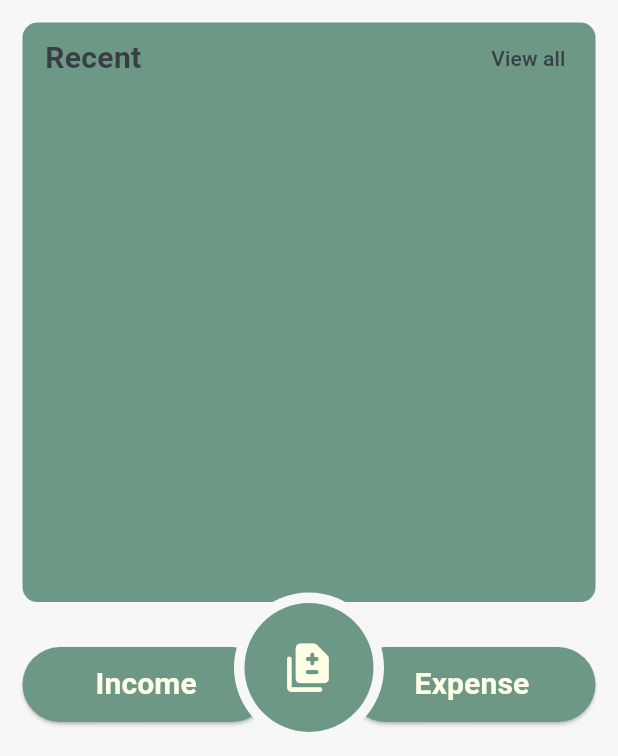
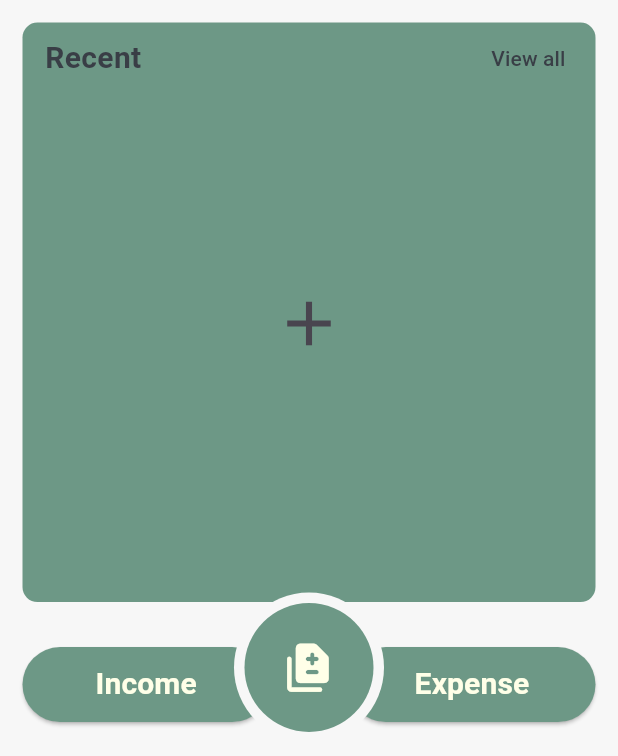
Before and after one commit to muhd-nish4d/Money-management, a Flutter app: the screen it shows after launch, on a phone screen of 412 x 824 dp, the part 480-1236 px from its top. Run offline on Flutter 3.47's test engine with Material 2 defaults, Android fonts, the phone set to English and light mode, and no system bars; our stand-ins replace flutter_slidable, fluttertoast, hive_flutter, pie_chart; accounts and stored records are empty.

Commit message:
After seocnd week, added transaction function.crud

```diff
--- a/lib/color/color.dart
+++ b/lib/color/color.dart
@@ -1,16 +1,16 @@
 import 'package:flutter/material.dart';
 
 // final darkBlue = Color.fromARGB(255, 14, 31, 51);
-final Color rose = Color.fromARGB(255, 255, 212, 212);
-final Color greyWhite = Color.fromARGB(255, 255, 255, 232);
-final Color green = Color.fromARGB(255, 205, 233, 144);
-final Color darkGreeno = Color.fromARGB(255, 109, 152, 134);
+const Color rose = Color.fromARGB(255, 255, 212, 212);
+const Color greyWhite = Color.fromARGB(255, 255, 255, 232);
+const Color green = Color.fromARGB(255, 205, 233, 144);
+const Color darkGreeno = Color.fromARGB(255, 109, 152, 134);
 // rgb(109, 152, 134)
 
-final Color red = Color.fromARGB(255, 230, 72, 72);
-final Color darkRed = Color.fromARGB(255, 194, 16, 16);
+const Color red = Color.fromARGB(255, 230, 72, 72);
+const Color darkRed = Color.fromARGB(255, 194, 16, 16);
 
-final Color greyd = Color.fromARGB(255, 57, 62, 70);
+const Color greyd = Color.fromARGB(255, 57, 62, 70);
 
 //rose = rgb(255, 212, 212)
 //white = rgb(255, 255, 232)
--- a/lib/screens/category_screens/expense_screen.dart
+++ b/lib/screens/category_screens/expense_screen.dart
@@ -23,7 +23,7 @@ class ScreenExpense extends StatelessWidget {
               final expense = expenseList[index];
               return SizedBox(
                 child: ElevatedButton(
-                  style: ElevatedButton.styleFrom(backgroundColor: Color.fromARGB(255, 206, 164, 52),
+                  style: ElevatedButton.styleFrom(backgroundColor: const Color.fromARGB(255, 206, 164, 52),
                   shape: RoundedRectangleBorder(borderRadius: BorderRadius.circular(15))
                   ),
                   onPressed: (){},
--- a/lib/screens/category_screens/income_screen.dart
+++ b/lib/screens/category_screens/income_screen.dart
@@ -23,7 +23,7 @@ class ScreenIncome extends StatelessWidget {
               final income = incomeList[index];
               return SizedBox(
                 child: ElevatedButton(
-                  style: ElevatedButton.styleFrom(backgroundColor: Color.fromARGB(255, 206, 164, 52),
+                  style: ElevatedButton.styleFrom(backgroundColor: const Color.fromARGB(255, 206, 164, 52),
                   shape: RoundedRectangleBorder(borderRadius: BorderRadius.circular(15))
                   ),
                   onPressed: (){},
--- a/lib/screens/chart_screens/circle_chart.dart
+++ b/lib/screens/chart_screens/circle_chart.dart
@@ -25,6 +25,9 @@ class _ScreenCircleChartState extends State<ScreenCircleChart> {
       body: pages[currentSelectedIndex],
       backgroundColor: const Color.fromARGB(255, 18, 41, 72),
       appBar: AppBar(
+        iconTheme: const IconThemeData(color: Colors.amber),
+        title: const Text('Observe',style: TextStyle(color: Colors.amber),),
+        centerTitle: true,
         backgroundColor: const Color.fromARGB(255, 14, 31, 51),
       ),
       bottomNavigationBar: BottomNavigationBar(
--- a/lib/screens/chart_screens/expense_chart.dart
+++ b/lib/screens/chart_screens/expense_chart.dart
@@ -22,7 +22,7 @@ class _ScreenExpenseChartState extends State<ScreenExpenseChart> {
   Widget build(BuildContext context) {
     return PieChart(
       // centerTextStyle: TextStyle(color: Colors.white),
-        colorList:const [
+      colorList: const [
         Color.fromARGB(255, 206, 164, 52),
         Color.fromARGB(255, 175, 141, 46),
         Color.fromARGB(255, 170, 149, 91),
@@ -34,7 +34,11 @@ class _ScreenExpenseChartState extends State<ScreenExpenseChart> {
       ],
       // animationDuration: Duration(seconds: 1),
       dataMap: expensData,
+
       chartValuesOptions: const ChartValuesOptions(
+        showChartValuesInPercentage: true,
+        chartValueStyle: TextStyle(
+            fontSize: 15, color: Colors.black, fontWeight: FontWeight.bold),
         showChartValueBackground: false,
       ),
     );
--- a/lib/screens/chart_screens/full_chart.dart
+++ b/lib/screens/chart_screens/full_chart.dart
@@ -20,14 +20,16 @@ class _ScreenFullChartState extends State<ScreenFullChart> {
       // centerTextStyle: TextStyle(color: Colors.white),
 
       // animationDuration: Duration(seconds: 1),
-        colorList:const [
+      colorList: const [
         Color.fromARGB(255, 206, 164, 52),
         Color.fromARGB(255, 255, 231, 167),
       ],
       dataMap: dataMap,
       chartValuesOptions: const ChartValuesOptions(
           showChartValueBackground: false,
-        ),
+          chartValueStyle: TextStyle(
+              fontSize: 15, color: Colors.black, fontWeight: FontWeight.bold),
+          showChartValuesInPercentage: true),
     );
   }
 }
--- a/lib/screens/chart_screens/income_chart.dart
+++ b/lib/screens/chart_screens/income_chart.dart
@@ -21,7 +21,7 @@ class _ScreenIncomeChartState extends State<ScreenIncomeChart> {
   @override
   Widget build(BuildContext context) {
     return PieChart(
-      colorList:const [
+      colorList: const [
         Color.fromARGB(255, 206, 164, 52),
         Color.fromARGB(255, 175, 141, 46),
         Color.fromARGB(255, 170, 149, 91),
@@ -36,6 +36,9 @@ class _ScreenIncomeChartState extends State<ScreenIncomeChart> {
       dataMap: incomeData,
       chartValuesOptions: const ChartValuesOptions(
         showChartValueBackground: false,
+        showChartValuesInPercentage: true,
+        chartValueStyle: TextStyle(
+            fontSize: 15, color: Colors.black, fontWeight: FontWeight.bold),
       ),
     );
   }
--- a/lib/screens/edit_screen.dart
+++ b/lib/screens/edit_screen.dart
@@ -255,7 +255,7 @@ class _ScreenEditState extends State<ScreenEdit> {
                             .toString()
                             .replaceRange(10, null, ''),
                         style:
-                            TextStyle(color: Color.fromARGB(255, 206, 164, 52)),
+                            const TextStyle(color: Color.fromARGB(255, 206, 164, 52)),
                       ),
                       style: OutlinedButton.styleFrom(
                           shape: RoundedRectangleBorder(
@@ -321,11 +321,11 @@ class _ScreenEditState extends State<ScreenEdit> {
         ),
       ),
       floatingActionButton: FloatingActionButton(
-        backgroundColor: Color.fromARGB(255, 14, 31, 51),
+        backgroundColor: const Color.fromARGB(255, 14, 31, 51),
           onPressed: () {
             editTransaction();
           },
-          child: Icon(
+          child: const Icon(
             Icons.thumb_up_alt,
             color: Color.fromARGB(255, 206, 164, 52),
           )),
--- a/lib/screens/home_screen.dart
+++ b/lib/screens/home_screen.dart
@@ -16,12 +16,12 @@ class ScreenHome extends StatelessWidget {
 
   @override
   Widget build(BuildContext context) {
-    TransactionDB.instance.refreshTransUI();
+    // TransactionDB.instance.refreshTransUI();
     return Scaffold(
       //rgb(247, 247, 247)
       backgroundColor: const Color.fromARGB(255, 247, 247, 247),
       appBar: PreferredSize(
-          preferredSize: Size.fromHeight(55),
+          preferredSize: const Size.fromHeight(55),
           child: WidgetAppBar(title: 'Money Tracker')),
       drawer: const Drawer(
         shape: RoundedRectangleBorder(
@@ -47,12 +47,12 @@ class ScreenHome extends StatelessWidget {
                           borderRadius: BorderRadius.circular(10),
                           //rgb(57, 62, 70)
                           //rgb(109, 152, 134)
-                          color: Color.fromARGB(255, 109, 152, 134)),
+                          color: const Color.fromARGB(255, 109, 152, 134)),
                       child: Column(
                         mainAxisAlignment: MainAxisAlignment.spaceAround,
                         children: [
                           Column(
-                            children: [
+                            children:const [
                                Text(
                                 'Total',
                                 style: TextStyle(
@@ -78,7 +78,7 @@ class ScreenHome extends StatelessWidget {
                                 crossAxisAlignment: CrossAxisAlignment.center,
                                 children: [
                                   Row(
-                                    children: [
+                                    children:const [
                                        Icon(Icons.arrow_upward_rounded,
                                           color: greyd),
                                        Text(
@@ -90,7 +90,7 @@ class ScreenHome extends StatelessWidget {
                                       ),
                                     ],
                                   ),
-                                  Text(
+                                  const Text(
                                     '₹999.0',
                                     style: TextStyle(
                                         color: greyd,
@@ -104,7 +104,7 @@ class ScreenHome extends StatelessWidget {
                                 crossAxisAlignment: CrossAxisAlignment.center,
                                 children: [
                                   Row(
-                                    children: [
+                                    children:const [
                                        Icon(Icons.arrow_downward_rounded,
                                           color: greyd),
                                        Text(
@@ -116,7 +116,7 @@ class ScreenHome extends StatelessWidget {
                                       ),
                                     ],
                                   ),
-                                  Text(
+                                  const Text(
                                     '₹999.0',
                                     style: TextStyle(
                                         color: greyd,
@@ -131,7 +131,8 @@ class ScreenHome extends StatelessWidget {
                                       shape: RoundedRectangleBorder(
                                           borderRadius:
                                               BorderRadius.circular(25)),
-                                      backgroundColor: const Color.fromARGB(255, 255, 255, 232)),
+                                      backgroundColor: const Color.fromARGB(
+                                          255, 255, 255, 232)),
                                   onPressed: () {
                                     Navigator.of(context).push(
                                         MaterialPageRoute(
@@ -142,10 +143,10 @@ class ScreenHome extends StatelessWidget {
                                     padding:
                                         const EdgeInsets.symmetric(vertical: 9),
                                     child: Column(
-                                      children: [
+                                      children:const [
                                          Icon(Icons.analytics_rounded,
                                             color: greyd),
-                                        const SizedBox(),
+                                         SizedBox(),
                                          Text(
                                           'Observe',
                                           style: TextStyle(
@@ -219,7 +220,7 @@ class ScreenHome extends StatelessWidget {
                                 mainAxisAlignment:
                                     MainAxisAlignment.spaceBetween,
                                 children: [
-                                  Text(
+                                  const Text(
                                     'Recent',
                                     style: TextStyle(
                                         color: greyd,
@@ -234,7 +235,7 @@ class ScreenHome extends StatelessWidget {
                                           // useRootNavigator: false
                                         );
                                       },
-                                      child: Text(
+                                      child: const Text(
                                         'View all',
                                         style: TextStyle(color: greyd),
                                       ))
@@ -252,8 +253,15 @@ class ScreenHome extends StatelessWidget {
                                   valueListenable: TransactionDB
                                       .instance.transactionListNotifier,
                                   builder: (context, value, child) {
-                                      return GridView.builder(
+                                    return
+                                     TransactionDB
+                                      .instance.transactionListNotifier.value.isEmpty?
+                                      IconButton(onPressed: (){
+                                        Navigator.of(context).push(MaterialPageRoute(builder: (ctx) => const ScreenAddTransBtn()));
+                                      }, icon: const Icon(Icons.add,size: 50,)):
+                                    GridView.builder(
                                       // primary: true,
+                                      physics: const NeverScrollableScrollPhysics(),
                                       gridDelegate:
                                           const SliverGridDelegateWithFixedCrossAxisCount(
                                         crossAxisCount: 2,
@@ -261,6 +269,7 @@ class ScreenHome extends StatelessWidget {
                                         crossAxisSpacing: 40,
                                         mainAxisSpacing: 20,
                                       ),
+
                                       itemBuilder: (context, index) {
                                         final newValue = value[index];
                                         final transObj = TransactionModel(
@@ -275,12 +284,12 @@ class ScreenHome extends StatelessWidget {
                                           transObj: transObj,
                                         );
                                       },
-                                        itemCount: value.length <= 3
-                                            ? value.length
-                                            : 4,
+                                      itemCount:
+                                          value.length <= 3 ? value.length : 4,
                                     );
                                   },
-                                  )),
+                                ),
+                              ),
                             ),
                           ],
                         ),
@@ -300,9 +309,9 @@ class ScreenHome extends StatelessWidget {
                                     const Color.fromARGB(255, 109, 152, 134)),
                             onPressed: () {
                               Navigator.of(context).push(MaterialPageRoute(
-                                  builder: (ctx) => ScreenAddTransBtn()));
+                                  builder: (ctx) => const ScreenAddTransBtn()));
                             },
-                            child: Text(
+                            child: const Text(
                               'Income',
                               style: TextStyle(
                                   color: greyWhite,
@@ -316,13 +325,13 @@ class ScreenHome extends StatelessWidget {
                         child: ElevatedButton(
                             style: ElevatedButton.styleFrom(
                               backgroundColor:
-                                  Color.fromARGB(255, 109, 152, 134),
+                                  const Color.fromARGB(255, 109, 152, 134),
                             ),
                             onPressed: () {
                               Navigator.of(context).push(MaterialPageRoute(
-                                  builder: (ctx) => ScreenAddTransBtn()));
+                                  builder: (ctx) => const ScreenAddTransBtn()));
                             },
-                            child: Text('Expense',
+                            child: const Text('Expense',
                                 style: TextStyle(
                                     color: greyWhite,
                                     fontSize: 20,
@@ -338,7 +347,7 @@ class ScreenHome extends StatelessWidget {
               child: Align(
                 alignment: Alignment.bottomCenter,
                 child: CircleAvatar(
-                  backgroundColor: const Color.fromARGB(255, 247, 247, 247) ,
+                  backgroundColor: const Color.fromARGB(255, 247, 247, 247),
                   radius: 50,
                   child: CircleAvatar(
                       radius: 43,
@@ -349,7 +358,7 @@ class ScreenHome extends StatelessWidget {
                             builder: (ctx) => const ScreenCategory(),
                           ));
                         },
-                        icon: Icon(
+                        icon: const Icon(
                           Icons.difference_rounded,
                           color: greyWhite,
                           size: 35,
--- a/lib/screens/splash_screen.dart
+++ b/lib/screens/splash_screen.dart
@@ -1,8 +1,11 @@
 import 'dart:async';
 
 import 'package:flutter/material.dart';
+import 'package:tracker/db_functions/category/category_db_functions.dart';
 
 import 'package:tracker/screens/home_screen.dart';
+
+import '../db_functions/transactions/transaction_db_functions.dart';
 
 class ScreenSplash extends StatefulWidget {
   const ScreenSplash({super.key});
@@ -21,6 +24,8 @@ class _ScreenSplashState extends State<ScreenSplash> {
 
   @override
   Widget build(BuildContext context) {
+    CategoryDB.instance.refreshUI();
+    TransactionDB.instance.refreshTransUI();
     // return Scaffold(
     //   body: Center(
     //     child: Text('data',style: TextStyle(color: Colors.amber),),
--- a/lib/widgets/appbar/appbar.dart
+++ b/lib/widgets/appbar/appbar.dart
@@ -8,11 +8,11 @@ class WidgetAppBar extends StatelessWidget {
   @override
   Widget build(BuildContext context) {
     return AppBar(
-      backgroundColor: Color.fromARGB(255, 57, 62, 70),
-      iconTheme: IconThemeData(color: greyWhite),
+      backgroundColor: const Color.fromARGB(255, 57, 62, 70),
+      iconTheme: const IconThemeData(color: greyWhite),
       title: Text(
         title,
-        style: TextStyle(color: greyWhite, fontWeight: FontWeight.bold),
+        style: const TextStyle(color: greyWhite, fontWeight: FontWeight.bold),
       ),
       centerTitle: true,
     );
--- a/lib/widgets/drawer_widget.dart
+++ b/lib/widgets/drawer_widget.dart
@@ -1,4 +1,3 @@
-import 'package:bottom_sheet/bottom_sheet.dart';
 import 'package:flutter/material.dart';
 import 'package:tracker/screens/settings_screen.dart';
 
--- a/lib/widgets/home_transaction_bottum_sheet.dart
+++ b/lib/widgets/home_transaction_bottum_sheet.dart
@@ -15,7 +15,7 @@ Future<void> showHomeBottumSheet(BuildContext ctx,
     double bottomSheetOffset,
   ) {
     return Material(
-      color: Color.fromARGB(255, 14, 31, 51),
+      color: const Color.fromARGB(255, 14, 31, 51),
       child: SizedBox(
         child: ListView(
           controller: scrollController,
@@ -41,6 +41,7 @@ Future<void> showHomeBottumSheet(BuildContext ctx,
                         TransactionDB.instance.deleteTransactions(transactionObj.id.toString());
                         Navigator.of(context).pop();
                         showToast(message: 'Deleted');
+                        // TransactionDB.instance.transactionListNotifier.notifyListeners();
                       },
                       icon: const Icon(
                         Icons.delete_rounded,
--- a/lib/widgets/toast.dart
+++ b/lib/widgets/toast.dart
@@ -4,13 +4,13 @@ import 'package:fluttertoast/fluttertoast.dart';
 void showToast({required String message}) {
   Fluttertoast.showToast(
       msg: message,
-      backgroundColor: Color.fromARGB(255, 14, 31, 51),
+      backgroundColor: const Color.fromARGB(255, 14, 31, 51),
       fontSize: 16,
-      textColor: Color.fromARGB(255, 206, 164, 52),
+      textColor: const Color.fromARGB(255, 206, 164, 52),
       timeInSecForIosWeb: 2);
 }
 void showSnackBarr(BuildContext context){
-var snackbar = SnackBar(content: Text('Items are required'));
+var snackbar = const SnackBar(content: Text('Items are required'));
 ScaffoldMessenger.of(context).showSnackBar(snackbar);
 }
 //Yellow = fromARGB(255, 206, 164, 52)
```
Also changed, not shown: lib/screens/adding_income_expense_btn_screen.dart (+6 -2 lines), lib/screens/category_main_screen.dart (+5 -2 lines), lib/screens/search_screen.dart (+80 -1 lines), lib/widgets/for_add_transactions.dart (+5 -5 lines), lib/widgets/home_transactions.dart (+34 -6 lines). Lines whose indentation alone changed are shown as unchanged.
